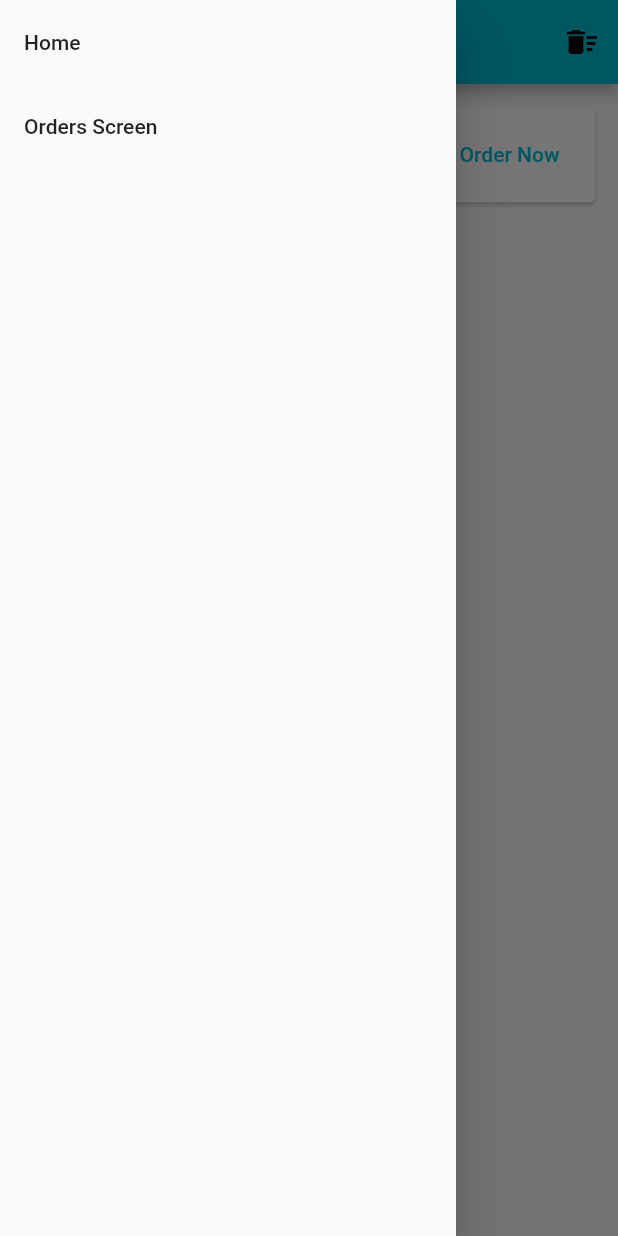
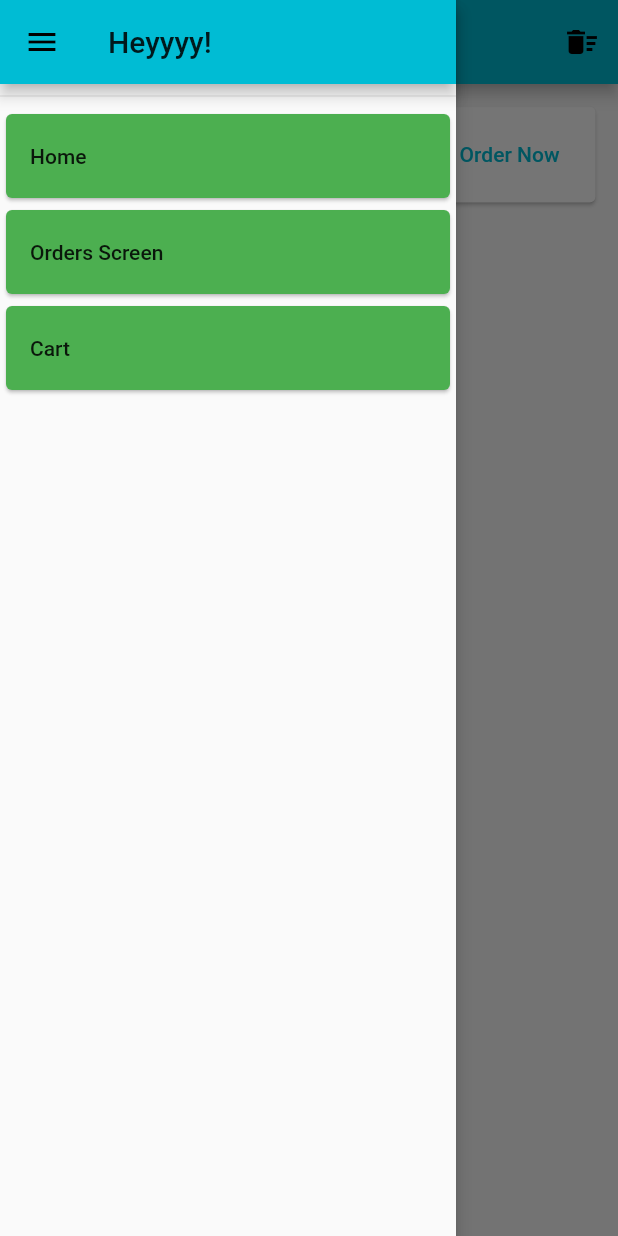
Before and after one commit to cyx977/srShop, a Flutter app: the CartDetailScreen screen opened by its route, with the side drawer open, on a phone screen of 412 x 824 dp. Run offline on Flutter 3.47's test engine with Material 2 defaults, Android fonts, the phone set to English and light mode, and no system bars; network calls fail.

Commit message:
drawer added

```diff
--- a/lib/screens/product_detail_screen.dart
+++ b/lib/screens/product_detail_screen.dart
@@ -30,7 +30,7 @@ class ProductDetailScreen extends StatelessWidget {
             ),
             SizedBox(height: 10),
             Text(
-              "\$${product.price}",
+              "NRS ${product.price}",
               style: TextStyle(
                 color: Colors.grey,
                 fontSize: 20,
--- a/lib/widgets/cart/cart_item.dart
+++ b/lib/widgets/cart/cart_item.dart
@@ -46,10 +46,6 @@ class CartDetailItem extends StatelessWidget {
         child: Padding(
           padding: EdgeInsets.all(8.0),
           child: ListTile(
-            // leading: Text("\$$price"),
-            // title: Text(title),
-            // subtitle: Text("Total: \$${price * quantity}"),
-            // trailing: Text("$quantity x"),
             leading: CircleAvatar(
               child: FittedBox(
                   child: Padding(
@@ -58,7 +54,7 @@ class CartDetailItem extends StatelessWidget {
               )),
             ),
             title: Text(title),
-            subtitle: Text("Total: \$${price * quantity}"),
+            subtitle: Text("Total: NRS ${price * quantity}"),
             trailing: Text("X$quantity"),
           ),
         ),
--- /dev/null
+++ b/lib/widgets/drawer/drawer_menu_builder.dart
@@ -0,0 +1,26 @@
+import 'package:flutter/material.dart';
+
+class DrawerMenuBuilder extends StatelessWidget {
+  final String title;
+  final String route;
+  const DrawerMenuBuilder({
+    Key key,
+    @required this.title,
+    @required this.route,
+  }) : super(key: key);
+
+  @override
+  Widget build(BuildContext context) {
+    return GestureDetector(
+      onTap: () {
+        Navigator.pushReplacementNamed(context, route);
+      },
+      child: Card(
+        color: Theme.of(context).accentColor,
+        child: ListTile(
+          title: Text(title),
+        ),
+      ),
+    );
+  }
+}
--- a/lib/widgets/drawer/drawer_widget.dart
+++ b/lib/widgets/drawer/drawer_widget.dart
@@ -1,31 +1,36 @@
 import 'package:flutter/material.dart';
-import 'package:srShop/screens/order_screen.dart';
-import 'package:srShop/screens/products_overview_screen.dart';
+import '../../screens/cart_detail_screen.dart';
+import '../../screens/order_screen.dart';
+import '../../screens/products_overview_screen.dart';
+import '../../widgets/drawer/drawer_menu_builder.dart';
 
 class DrawerBuilder extends StatelessWidget {
   @override
   Widget build(BuildContext context) {
     return Drawer(
+      elevation: 5,
       child: SafeArea(
         child: Column(
+          // mainAxisAlignment: MainAxisAlignment.spaceBetween,
           children: [
-            GestureDetector(
-              onTap: () {
-                Navigator.pushReplacementNamed(
-                    context, ProductsOverviewScreen.route);
-              },
-              child: ListTile(
-                title: Text("Home"),
-              ),
-            ),
-            GestureDetector(
-              onTap: () {
-                Navigator.pushReplacementNamed(context, OrderScreen.route);
-              },
-              child: ListTile(
-                title: Text("Orders Screen"),
-              ),
-            ),
+            AppBar(title: Text("Heyyyy!")),
+            Divider(),
+            Column(
+              children: [
+                DrawerMenuBuilder(
+                  title: "Home",
+                  route: ProductsOverviewScreen.route,
+                ),
+                DrawerMenuBuilder(
+                  title: "Orders Screen",
+                  route: OrderScreen.route,
+                ),
+                DrawerMenuBuilder(
+                  title: "Cart",
+                  route: CartDetailScreen.route,
+                ),
+              ],
+            )
           ],
         ),
       ),
--- a/pubspec.yaml
+++ b/pubspec.yaml
@@ -30,11 +30,11 @@ dependencies:
   cupertino_icons: ^0.1.3
   provider: ^4.1.3
   permission_handler: ^5.0.1
-  downloads_path_provider: ^0.1.0
-  contacts_service: ^0.4.6
   flutter_local_notifications: ^1.4.4+1
   flutter_launcher_icons: ^0.7.5
   intl: ^0.16.1
+  contacts_service: ^0.4.6
+  path_provider: ^1.6.11
 
 
 
```
Also changed, not shown: lib/main.dart (+9 -1 lines), lib/widgets/order/order_item.dart (+9 -6 lines), lib/widgets/product/product_item.dart (+2 -12 lines), pubspec.lock.
